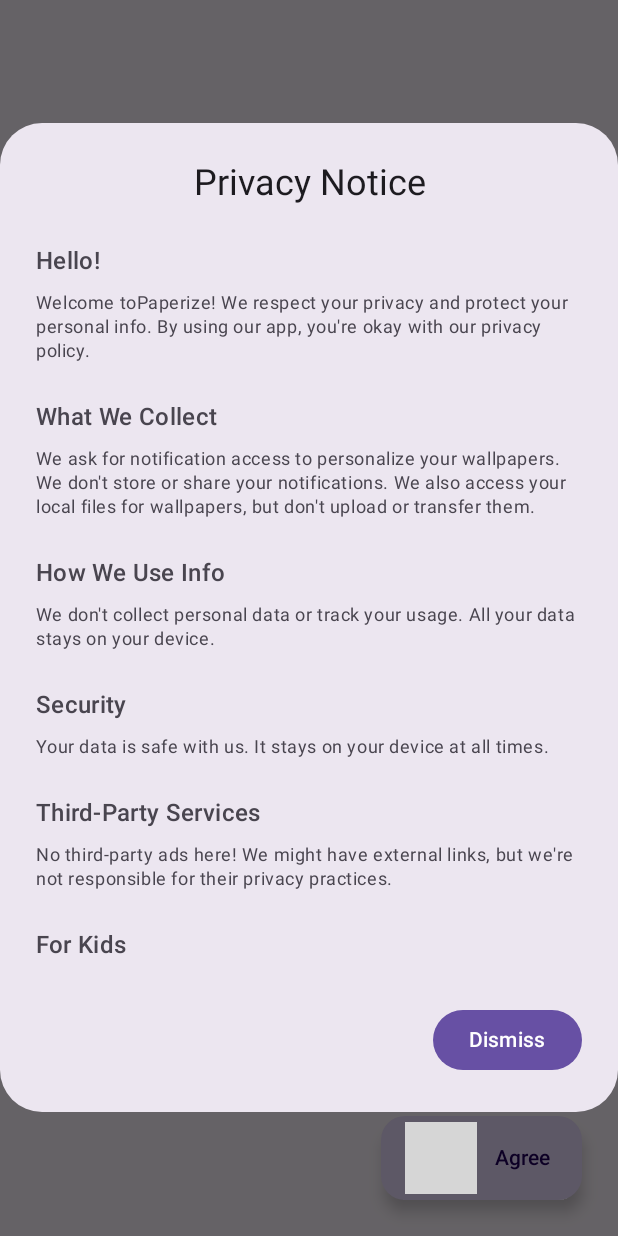
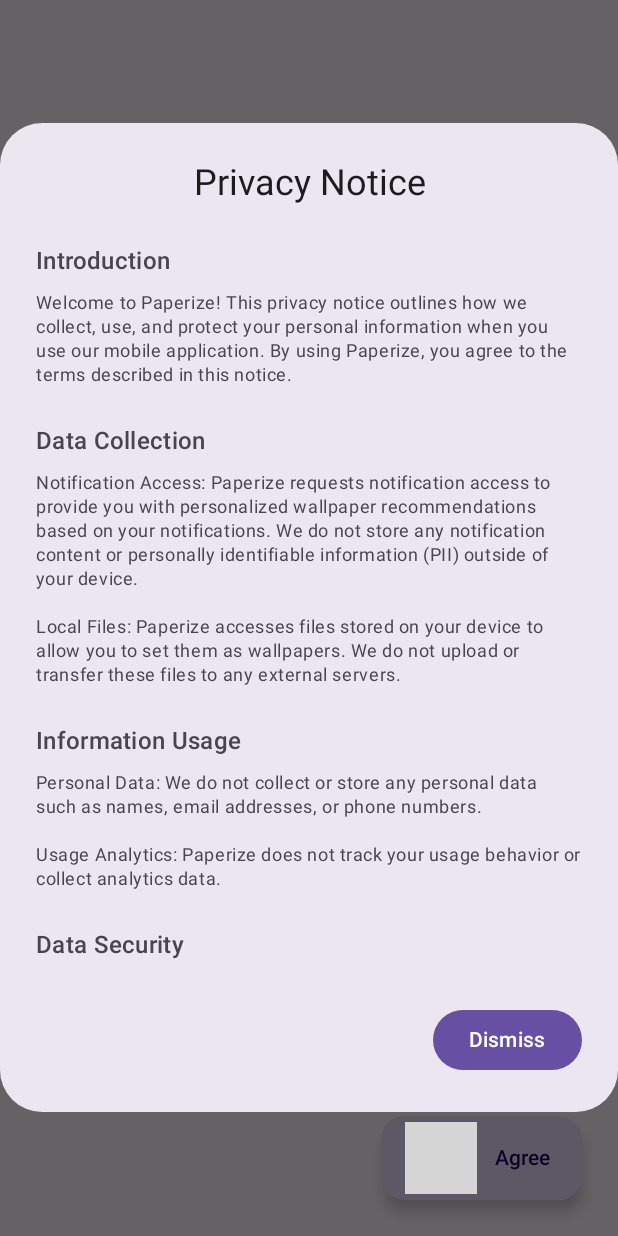
Before and after one commit to Anthonyy232/Paperize, an Android app built with Jetpack Compose: the composable StartupScreen shown on its own in the app's theme, after a tap on "View", on a phone screen of 412 x 824 dp. Run offline under Robolectric (Android 15) with nearby library versions, the phone set to English and light mode, and no system bars; 1 statement that could not run was skipped; 1 other tap on this screen came first; grey boxes are pictures that could not be loaded.

Commit message:
Updated translations

```diff
--- a/app/build.gradle.kts
+++ b/app/build.gradle.kts
@@ -17,7 +17,7 @@
         applicationId = "com.anthonyla.paperize"
         minSdk = 26
         targetSdk = 34
-        versionCode = 9
+        versionCode = 10
         versionName = "1.2.0"
 
         testInstrumentationRunner = "androidx.test.runner.AndroidJUnitRunner"
--- a/app/src/main/java/com/anthonyla/paperize/feature/wallpaper/presentation/startup_screen/StartupScreen.kt
+++ b/app/src/main/java/com/anthonyla/paperize/feature/wallpaper/presentation/startup_screen/StartupScreen.kt
@@ -93,7 +93,9 @@
                     modifier = Modifier
                         .fillMaxHeight(0.5f)
                         .align(Alignment.CenterHorizontally)
-                        .semantics { contentDescription = context.getString(R.string.welcome_animation) },
+                        .semantics {
+                            contentDescription = context.getString(R.string.welcome_animation)
+                        },
                     safeMode = true,
                     enableMergePaths = true
                 )
@@ -185,37 +187,14 @@
 @Composable
 fun PrivacyNoticeText() {
     LazyColumn {
-        item {
-            SectionText(stringResource(R.string.hello), stringResource(R.string.welcome_to) + "Paperize! " + stringResource(
-                R.string.we_respect_your_privacy_and_protect_your_personal_info_by_using_our_app_you_re_okay_with_our_privacy_policy
-            ) )
-        }
-        item {
-            SectionText(stringResource(R.string.what_we_collect),
-                stringResource(R.string.we_ask_for_notification_access_to_personalize_your_wallpapers_we_don_t_store_or_share_your_notifications_we_also_access_your_local_files_for_wallpapers_but_don_t_upload_or_transfer_them))
-        }
-        item {
-            SectionText(stringResource(R.string.how_we_use_info),
-                stringResource(R.string.we_don_t_collect_personal_data_or_track_your_usage_all_your_data_stays_on_your_device))
-        }
-        item {
-            SectionText(stringResource(R.string.security),
-                stringResource(R.string.your_data_is_safe_with_us_it_stays_on_your_device_at_all_times))
-        }
-        item {
-            SectionText(stringResource(R.string.third_party_services),
-                stringResource(R.string.no_third_party_ads_here_we_might_have_external_links_but_we_re_not_responsible_for_their_privacy_practices))
-        }
-        item {
-            SectionText(stringResource(R.string.for_kids), "Paperize " + stringResource(R.string.isn_t_for_kids_under_13_we_don_t_knowingly_collect_their_info))
-        }
-        item {
-            SectionText(stringResource(R.string.policy_updates),
-                stringResource(R.string.we_might_update_this_policy_sometimes_you_ll_see_any_changes_in_the_app_and_on_github))
-        }
-        item {
-            SectionText(stringResource(R.string.contact_us), stringResource(R.string.got_questions_or_concerns_about_our_privacy_policy_email_us_at) + "anthonyyla.dev@gmail.com.")
-        }
+        item { SectionText(stringResource(R.string.privacy_intro_title), stringResource(R.string.privacy_intro_content, stringResource(R.string.app_name))) }
+        item { SectionText(stringResource(R.string.privacy_data_collection_title), stringResource(R.string.privacy_data_collection_content, stringResource(R.string.app_name))) }
+        item { SectionText(stringResource(R.string.privacy_information_usage_title), stringResource(R.string.privacy_information_usage_content, stringResource(R.string.app_name))) }
+        item { SectionText(stringResource(R.string.privacy_data_security_title), stringResource(R.string.privacy_data_security_content, stringResource(R.string.app_name))) }
+        item { SectionText(stringResource(R.string.privacy_third_party_services_title), stringResource(R.string.privacy_third_party_services_content, stringResource(R.string.app_name))) }
+        item { SectionText(stringResource(R.string.privacy_children_privacy_title), stringResource(R.string.privacy_children_privacy_content, stringResource(R.string.app_name))) }
+        item { SectionText(stringResource(R.string.privacy_changes_notice_title), stringResource(R.string.privacy_changes_notice_content, stringResource(R.string.app_name))) }
+        item { SectionText(stringResource(R.string.privacy_contact_us_title), stringResource(R.string.privacy_contact_us_content, "anthonyyla.dev@gmail.com")) }
     }
 }
 
--- a/app/src/main/java/com/anthonyla/paperize/feature/wallpaper/presentation/wallpaper_screen/components/AlbumBottomSheet.kt
+++ b/app/src/main/java/com/anthonyla/paperize/feature/wallpaper/presentation/wallpaper_screen/components/AlbumBottomSheet.kt
@@ -89,8 +89,9 @@
                         style = MaterialTheme.typography.titleMedium
                     ) },
                 supportingContent = {
+                    val totalWallpapers = it.folders.sumOf { folder -> folder.wallpapers.size } + it.wallpapers.size
                     Text(
-                        text = (it.folders.sumOf { folder -> folder.wallpapers.size } + it.wallpapers.size).toString() + " " + stringResource(R.string.wallpaper),
+                        text = LocalContext.current.resources.getQuantityString(R.plurals.wallpaper_count, totalWallpapers, totalWallpapers),
                         style = MaterialTheme.typography.bodySmall,
                         overflow = TextOverflow.Ellipsis
                     )
--- a/app/src/main/java/com/anthonyla/paperize/feature/wallpaper/presentation/wallpaper_screen/components/CurrentSelectedAlbum.kt
+++ b/app/src/main/java/com/anthonyla/paperize/feature/wallpaper/presentation/wallpaper_screen/components/CurrentSelectedAlbum.kt
@@ -88,7 +88,7 @@
         supportingContent = {
             if (selectedAlbum != null) {
                 Text(
-                    text = "${selectedAlbum.wallpapers.size} ${stringResource(R.string.wallpaper)}",
+                    text = LocalContext.current.resources.getQuantityString(R.plurals.wallpaper_count, selectedAlbum.wallpapers.size, selectedAlbum.wallpapers.size),
                     style = MaterialTheme.typography.bodySmall,
                     overflow = TextOverflow.Ellipsis
                 )
--- a/app/src/main/res/values/strings.xml
+++ b/app/src/main/res/values/strings.xml
@@ -24,15 +24,11 @@
     <string name="album_name">Album Name</string>
     <string name="cancel">Cancel</string>
     <string name="save">Save</string>
-    <string name="wallpaper_view">Wallpaper View</string>
-    <string name="album_view">Album View</string>
-    <string name="folder_view">Folder View</string>
     <string name="delete_album">Delete</string>
     <string name="change_name">Edit Name</string>
     <string name="click_to_select_a_different_album">Click to select a different album</string>
     <string name="no_icon">No icon</string>
     <string name="no_album_selected">No album selected</string>
-    <string name="wallpaper">wallpaper</string>
     <string name="currently_selected_album">Currently selected album</string>
     <string name="stop_the_album">Stop the album</string>
     <string name="more_options">More options</string>
@@ -74,53 +70,17 @@
     <string name="hours">%1$s hours</string>
     <string name="day">%1$s day</string>
     <string name="days">%1$s days</string>
+    <string name="selected_count">%1$s selected</string>
     <string name="please_read_and_agree_to_the_following_privacy_notice_to_use_the_app">Please read and agree to the following privacy notice to use the app.</string>
     <string name="privacy_notice">Privacy Notice</string>
     <string name="please_read_and_agree_to_the_privacy_notice">Please read and agree to the privacy notice.</string>
     <string name="view">View</string>
-    <string name="hello">Hello!</string>
-    <string name="what_we_collect">What We Collect</string>
-    <string name="how_we_use_info">How We Use Info</string>
-    <string name="security">Security</string>
-    <string name="third_party_services">Third-Party Services</string>
-    <string name="for_kids">For Kids</string>
-    <string name="policy_updates">Policy Updates</string>
-    <string name="contact_us">Contact Us</string>
-    <string name="got_questions_or_concerns_about_our_privacy_policy_email_us_at">Got questions or concerns about our privacy policy? Email us at</string>
-    <string name="we_might_update_this_policy_sometimes_you_ll_see_any_changes_in_the_app_and_on_github">We might update this policy sometimes. You\'ll see any changes in the app and on GitHub.</string>
-    <string name="isn_t_for_kids_under_13_we_don_t_knowingly_collect_their_info">isn\'t for kids under 13. We don\'t knowingly collect their info.</string>
-    <string name="no_third_party_ads_here_we_might_have_external_links_but_we_re_not_responsible_for_their_privacy_practices">No third-party ads here! We might have external links, but we\'re not responsible for their privacy practices.</string>
-    <string name="your_data_is_safe_with_us_it_stays_on_your_device_at_all_times">Your data is safe with us. It stays on your device at all times.</string>
-    <string name="we_don_t_collect_personal_data_or_track_your_usage_all_your_data_stays_on_your_device">We don\'t collect personal data or track your usage. All your data stays on your device.</string>
-    <string name="we_ask_for_notification_access_to_personalize_your_wallpapers_we_don_t_store_or_share_your_notifications_we_also_access_your_local_files_for_wallpapers_but_don_t_upload_or_transfer_them">We ask for notification access to personalize your wallpapers. We don\'t store or share your notifications. We also access your local files for wallpapers, but don\'t upload or transfer them.</string>
-    <string name="welcome_to">Welcome to </string>
-    <string name="we_respect_your_privacy_and_protect_your_personal_info_by_using_our_app_you_re_okay_with_our_privacy_policy">We respect your privacy and protect your personal info. By using our app, you\'re okay with our privacy policy.</string>
     <string name="welcome_animation">Welcome animation</string>
     <string name="notification_bell_animation">Notification bell animation</string>
     <string name="delete_these">Delete these?</string>
     <string name="are_you_sure_you_want_to_delete_these_wallpapers">Are you sure you want to delete these wallpapers?</string>
-    <string name="selected_count">%1$s selected</string>
     <string name="are_you_sure_you_want_to_delete_this">Are you sure you want to delete this?</string>
     <string name="delete_album_question">Delete album?</string>
-    <string name="introduction">Introduction</string>
-    <string name="data_collection">Data Collection</string>
-    <string name="information_usage">Information Usage</string>
-    <string name="data_security">Data Security</string>
-    <string name="children_s_privacy">Children’s Privacy</string>
-    <string name="changes_to_this_notice">Changes to this notice</string>
-    <string name="if_you_have_any_questions_or_concerns_about_this_privacy_notice_please_contact_me_at">If you have any questions or concerns about this privacy notice, please contact me at</string>
-    <string name="we_may_update_this_privacy_notice_from_time_to_time_any_changes_will_be_reflected_in_the_app_and_on_our_website">We may update this privacy notice from time to time. Any changes will be reflected in the app and on our website.</string>
-    <string name="is_not_intended_for_children_under_the_age_of_13_we_do_not_knowingly_collect_any_information_from_children">is not intended for children under the age of 13. We do not knowingly collect any information from children.</string>
-    <string name="advertisements">Advertisements:</string>
-    <string name="does_not_display_third_party_ads_external_links_our_app_may_contain_links_to_external_websites_please_note_that_we_are_not_responsible_for_the_privacy_practices_of_these_sites">does not display third-party ads.\n\nExternal Links: Our app may contain links to external websites. Please note that we are not responsible for the privacy practices of these sites.</string>
-    <string name="on_device_storage_all_data_used_by">On-Device Storage: All data used by</string>
-    <string name="remains_on_your_device_we_do_not_transmit_or_store_any_data_externally">remains on your device. We do not transmit or store any data externally.</string>
-    <string name="personal_data_we_do_not_collect_or_store_any_personal_data_such_as_names_email_addresses_or_phone_numbers_usage_analytics_we_do_not_track_your_usage_behavior_or_collect_analytics_data">Personal Data: We do not collect or store any personal data such as names, email addresses, or phone numbers.\n\nUsage Analytics: We do not track your usage behavior or collect analytics data.</string>
-    <string name="notification_access">Notification Access:</string>
-    <string name="requests_notification_access_to_provide_you_with_personalized_wallpaper_recommendations_based_on_your_notifications_we_do_not_store_any_notification_content_or_personally_identifiable_information_pii_outside_of_your_device_local_files_we_accesses_files_stored_on_your_device_to_allow_you_to_set_them_as_wallpapers_we_do_not_upload_or_transfer_these_files_to_any_external_servers">requests notification access to provide you with personalized wallpaper recommendations based on your notifications. We do not store any notification content or personally identifiable information (PII) outside of your device.\n\nLocal Files: We accesses files stored on your device to allow you to set them as wallpapers. We do not upload or transfer these files to any external servers.</string>
-    <string name="welcome_t">Welcome to</string>
-    <string name="this_privacy_notice_outlines_how_we_collect_use_and_protect_your_personal_information_when_you_use_our_mobile_application_by_using">This privacy notice outlines how we collect, use, and protect your personal information when you use our mobile application. By using</string>
-    <string name="you_agree_to_the_terms_described_in_this_notice">you agree to the terms described in this notice.</string>
     <string name="animation">Animation</string>
     <string name="increase_visual_appeal">Increase visual appeal</string>
     <string name="dark_mode">Dark Mode</string>
@@ -142,4 +102,24 @@
     <string name="wallpapers">wallpapers</string>
     <string name="translation">Translation</string>
     <string name="help_translate_the_app_on_crowdin">Help translate the app on Crowdin!</string>
+    <plurals name="wallpaper_count">
+        <item quantity="one">%d wallpaper</item>
+        <item quantity="other">%d wallpapers</item>
+    </plurals>
+    <string name="privacy_intro_title">Introduction</string>
+    <string name="privacy_intro_content">Welcome to %1$s! This privacy notice outlines how we collect, use, and protect your personal information when you use our mobile application. By using %1$s, you agree to the terms described in this notice.</string>
+    <string name="privacy_data_collection_title">Data Collection</string>
+    <string name="privacy_data_collection_content">Notification Access: %1$s requests notification access to provide you with personalized wallpaper recommendations based on your notifications. We do not store any notification content or personally identifiable information (PII) outside of your device.\n\nLocal Files: %1$s accesses files stored on your device to allow you to set them as wallpapers. We do not upload or transfer these files to any external servers.</string>
+    <string name="privacy_information_usage_title">Information Usage</string>
+    <string name="privacy_information_usage_content">Personal Data: We do not collect or store any personal data such as names, email addresses, or phone numbers.\n\nUsage Analytics: %1$s does not track your usage behavior or collect analytics data.</string>
+    <string name="privacy_data_security_title">Data Security</string>
+    <string name="privacy_data_security_content">On-Device Storage: All data used by %1$s remains on your device. We do not transmit or store any data externally.</string>
+    <string name="privacy_third_party_services_title">Third-Party Services</string>
+    <string name="privacy_third_party_services_content">Advertisements: %1$s does not display third-party ads.\n\nExternal Links: Our app may contain links to external websites. Please note that we are not responsible for the privacy practices of these sites.</string>
+    <string name="privacy_children_privacy_title">Children’s Privacy</string>
+    <string name="privacy_children_privacy_content">%1$s is not intended for children under the age of 13. We do not knowingly collect any information from children.</string>
+    <string name="privacy_changes_notice_title">Changes to this notice</string>
+    <string name="privacy_changes_notice_content">We may update this privacy notice from time to time. Any changes will be reflected in the app and on our website.</string>
+    <string name="privacy_contact_us_title">Contact Us</string>
+    <string name="privacy_contact_us_content">If you have any questions or concerns about this privacy notice, please contact me at %1$s.</string>
 </resources>
```
Also changed, not shown: app/src/main/java/com/anthonyla/paperize/feature/wallpaper/presentation/privacy_screen/components/PrivacyScrollableSettings.kt (+8 -13 lines), 38 other files.
